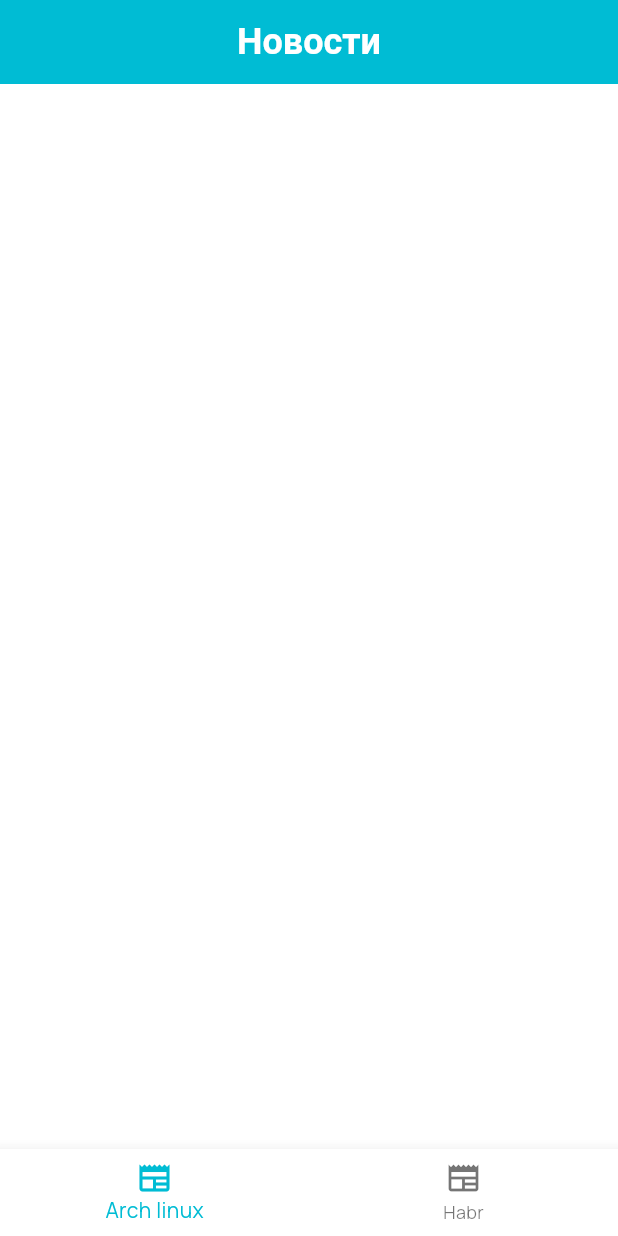
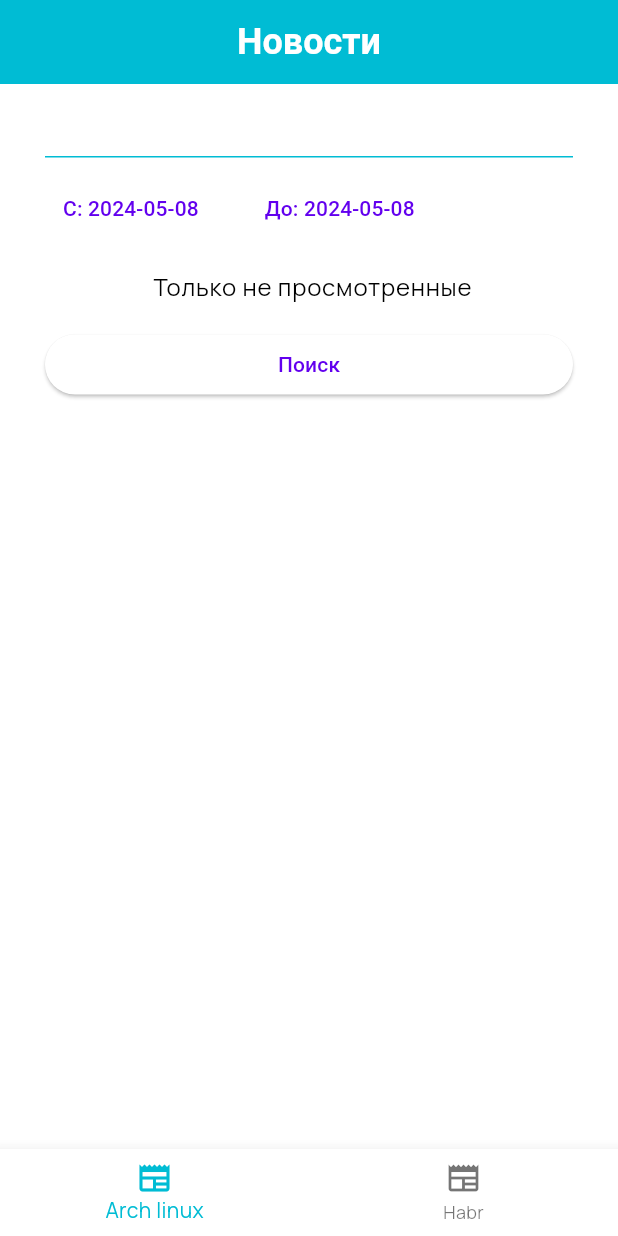
Before and after one commit to Cekator3/lab_news_4, a Flutter app: the screen it shows after launch, on a phone screen of 412 x 824 dp. Run offline on Flutter 3.47's test engine with Material 3 defaults, Android fonts, the phone set to English and light mode, and no system bars; our stand-ins replace google_fonts, internet_connection_checker_plus, shared_preferences; missing offline and left inert: dart_rss.

Commit message:
created form (UI only)

```diff
--- a/lib/UI/news_page/news_page.dart
+++ b/lib/UI/news_page/news_page.dart
@@ -1,6 +1,8 @@
 // ignore_for_file: curly_braces_in_flow_control_structures
 
 import 'package:flutter/material.dart';
+import 'package:flutter/services.dart';
+import 'package:flutter/widgets.dart';
 import 'package:lab_news_4/repositories/enums/news_channel.dart';
 import 'package:lab_news_4/repositories/news_repository/DTO/news_list_item.dart';
 import 'package:lab_news_4/repositories/news_repository/errors/find_news_errors.dart';
@@ -22,9 +24,10 @@ class NewsPage extends StatefulWidget
 class NewsPageState extends State<NewsPage>
 {
   List<NewsListItem> _newsList = [];
+  final _searchQueryController = TextEditingController();
   String? _searchQuery;
-  DateTime? _searchFrom;
-  DateTime? _searchTo;
+  DateTime? _searchFrom = DateTime.now();
+  DateTime? _searchTo = DateTime.now();
   bool _searchIgnoreWatchedNews = false;
 
   @override
@@ -33,10 +36,64 @@ class NewsPageState extends State<NewsPage>
     return Scaffold(
       appBar: AppBar(
         title: const Text('Новости'),
-        actions: [
-        ],
       ),
-      // body:
+      body: Padding(
+        padding: const EdgeInsets.only(
+          left: 30,
+          right: 30,
+          top: 0,
+          bottom: 0
+        ),
+        child: Column(
+          crossAxisAlignment: CrossAxisAlignment.stretch,
+          children: [
+            TextField(
+              controller: _searchQueryController,
+              decoration: const InputDecoration(
+                hintText: 'Поиск...'
+              ),
+            ),
+            const SizedBox(height: 10),
+
+            // Filters
+            Row(
+              children: [
+                TextButton(
+                  onPressed: () {},
+                  child: Text("С: ${_searchFrom?.toString().substring(0, 10)}")
+                ),
+                const SizedBox(width: 20),
+                TextButton(
+                  onPressed: () {},
+                  child: Text("До: ${_searchFrom?.toString().substring(0, 10)}")
+                ),
+              ],
+            ),
+            CheckboxListTile(
+              title: const Text(
+                'Только не просмотренные',
+                style: TextStyle(
+                  color: Colors.black,
+                  fontSize: 16
+                ),
+              ),
+              value: _searchIgnoreWatchedNews,
+              onChanged: (value) {
+                setState(() {
+                  _searchIgnoreWatchedNews = !_searchIgnoreWatchedNews;
+                });
+              },
+              controlAffinity: ListTileControlAffinity.leading,
+            ),
+
+            // Submit button
+            ElevatedButton(
+              onPressed: () {},
+              child: const Text('Поиск'),
+            )
+          ],
+        ),
+      )
     );
   }
 }
```
